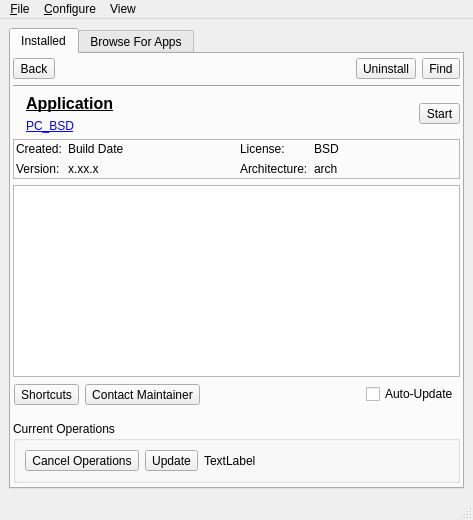
This is pc-new-softwaremanager/mainUI.ui in pcbsd/pcbsd-projects as Qt 5 draws it before an edit. The edited form follows.
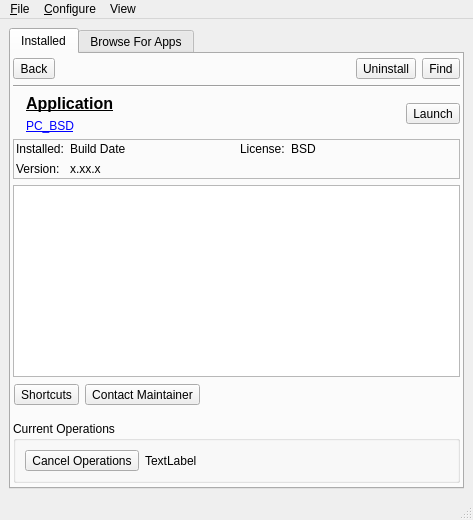
This is the edited form. The open tabs and pages were chosen to show the change. Icons and pictures are not drawn.

```diff
--- a/pc-new-softwaremanager/mainUI.ui
+++ b/pc-new-softwaremanager/mainUI.ui
@@ -219,7 +219,7 @@
                  <item row="0" column="0">
                   <widget class="QLabel" name="label_3">
                    <property name="text">
-                    <string>Created:</string>
+                    <string>Installed:</string>
                    </property>
                   </widget>
                  </item>
@@ -265,20 +265,6 @@
                    </property>
                   </widget>
                  </item>
-                 <item row="1" column="0">
-                  <widget class="QLabel" name="label_5">
-                   <property name="text">
-                    <string>Architecture:</string>
-                   </property>
-                  </widget>
-                 </item>
-                 <item row="1" column="1">
-                  <widget class="QLabel" name="label_install_arch">
-                   <property name="text">
-                    <string notr="true">arch</string>
-                   </property>
-                  </widget>
-                 </item>
                 </layout>
                </item>
               </layout>
@@ -321,26 +307,6 @@
                    </property>
                   </widget>
                  </item>
-                 <item>
-                  <widget class="QToolButton" name="tool_install_update">
-                   <property name="toolTip">
-                    <string>Update the application to the most recent version</string>
-                   </property>
-                   <property name="statusTip">
-                    <string>Update the selected application</string>
-                   </property>
-                   <property name="text">
-                    <string>Update</string>
-                   </property>
-                   <property name="icon">
-                    <iconset resource="SoftwareManager.qrc">
-                     <normaloff>:/icons/view-refresh.png</normaloff>:/icons/view-refresh.png</iconset>
-                   </property>
-                   <property name="toolButtonStyle">
-                    <enum>Qt::ToolButtonIconOnly</enum>
-                   </property>
-                  </widget>
-                 </item>
                  <item>
                   <widget class="QLabel" name="label_install_status">
                    <property name="sizePolicy">
@@ -450,12 +416,18 @@
                    <enum>Qt::LeftToRight</enum>
                   </property>
                   <property name="text">
-                   <string>Start</string>
+                   <string>Launch</string>
                   </property>
                   <property name="icon">
                    <iconset resource="SoftwareManager.qrc">
                     <normaloff>:/icons/application.png</normaloff>:/icons/application.png</iconset>
                   </property>
+                  <property name="iconSize">
+                   <size>
+                    <width>32</width>
+                    <height>32</height>
+                   </size>
+                  </property>
                   <property name="popupMode">
                    <enum>QToolButton::InstantPopup</enum>
                   </property>
@@ -533,20 +505,6 @@
                 </property>
                </spacer>
               </item>
-              <item>
-               <widget class="QCheckBox" name="check_install_autoupdate">
-                <property name="statusTip">
-                 <string>Automatically update the selected application when an update is available</string>
-                </property>
-                <property name="text">
-                 <string>Auto-Update</string>
-                </property>
-                <property name="icon">
-                 <iconset resource="SoftwareManager.qrc">
-                  <normaloff>:/icons/view-refresh.png</normaloff>:/icons/view-refresh.png</iconset>
-                </property>
-               </widget>
-              </item>
              </layout>
             </item>
             <item row="6" column="0">
```
Left out of the diff: 13 changed lines with no effect on the pictures.
